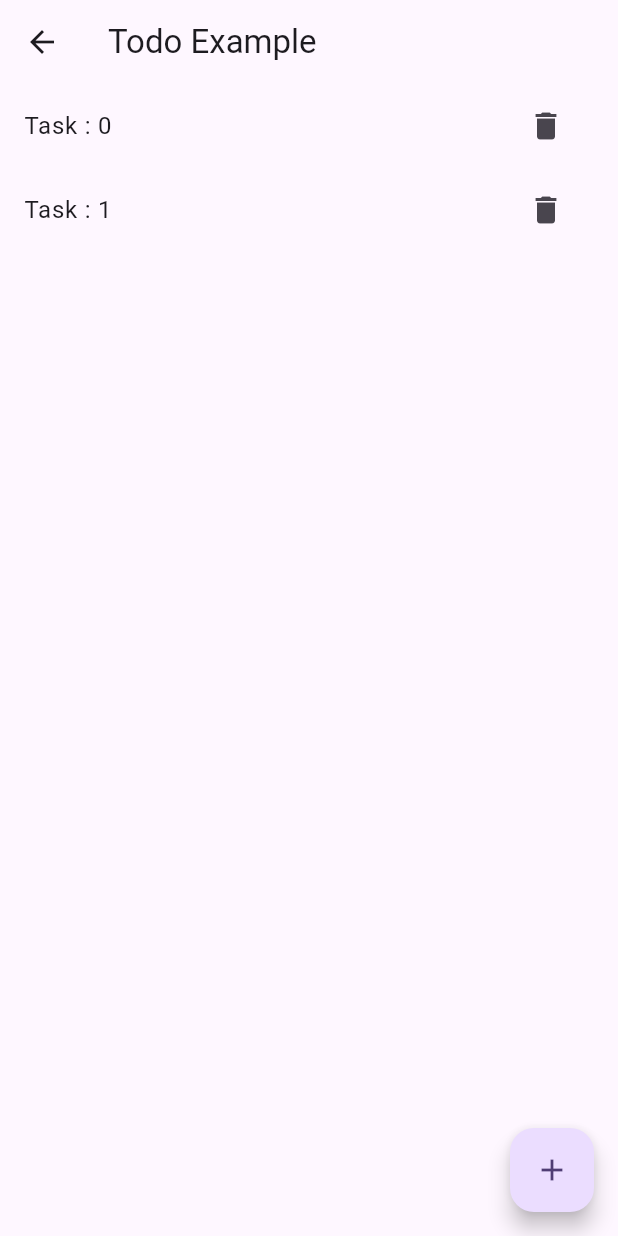
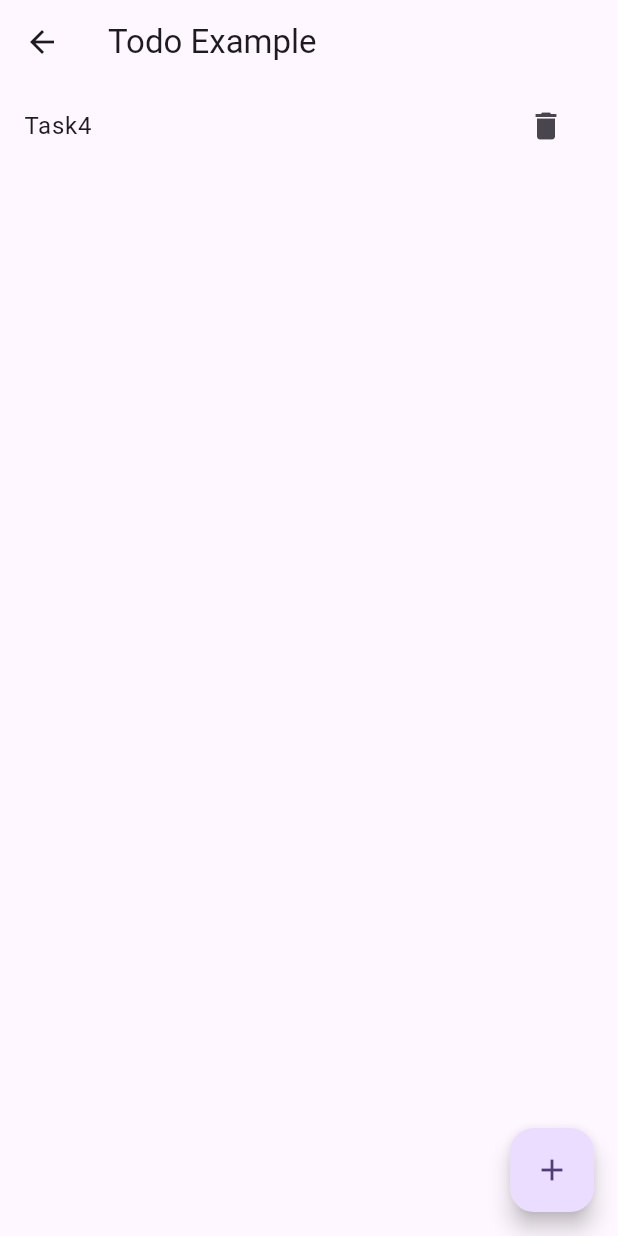
Before and after one commit to Nomankhan65/FlutterBloc, a Flutter app: the TodoScreen screen opened directly, after a tap on the "add" icon, on a phone screen of 412 x 824 dp. Run offline on Flutter 3.47's test engine with Material 3 defaults, Android fonts, the phone set to English and light mode, and no system bars; our stand-ins replace bloc, equatable, flutter_bloc.

Commit message:
fav done

```diff
--- a/lib/bloc/favorite/favorite_block.dart
+++ b/lib/bloc/favorite/favorite_block.dart
@@ -7,16 +7,24 @@ import '../../repository/fav_repo.dart';
 
 class FavoriteBloc extends Bloc<FavoriteEvents,FavoriteStates>{
   FavRepository favRepository;
-  List<FavoriteListModel>  favoriteListModel=[];
+  List<FavoriteListModel>  favoriteList=[];
 
    FavoriteBloc(this.favRepository) :super (const FavoriteStates()){
      on<FetchFavoriteList>(fetchList);
+     on<FavoriteItems>(addRemoveToFav);
 
   }
 
 void fetchList(FetchFavoriteList event,Emitter<FavoriteStates> emit)async{
-     favoriteListModel=await favRepository.fetchList();
-     emit(state.copyWith(favoriteListModel:List.from(favoriteListModel),listStates:ListStates.success));
+     favoriteList=await favRepository.fetchList();
+     emit(state.copyWith(favoriteListModel:List.from(favoriteList),listStates:ListStates.success));
 
 }
+
+  void addRemoveToFav(FavoriteItems event,Emitter<FavoriteStates> emit)async{
+    final index=favoriteList.indexWhere((element) => element.id==event.item.id);
+    favoriteList[index]=event.item;
+    emit(state.copyWith(favoriteListModel:List.from(favoriteList),listStates:ListStates.success));
+    emit(state.copyWith(favoriteListModel:List.from(favoriteList)));
+  }
 }
--- a/lib/bloc/favorite/favorite_events.dart
+++ b/lib/bloc/favorite/favorite_events.dart
@@ -1,4 +1,5 @@
 import 'package:equatable/equatable.dart';
+import 'package:flutterbloc/model/favorite_list_model.dart';
 
 abstract class FavoriteEvents extends Equatable{
 
@@ -11,3 +12,13 @@ abstract class FavoriteEvents extends Equatable{
 
 class FetchFavoriteList extends FavoriteEvents{
 }
+
+
+class FavoriteItems extends FavoriteEvents{
+
+  final FavoriteListModel item;
+  const FavoriteItems({
+    required this.item
+});
+
+}
--- a/lib/bloc/favorite/favorite_states.dart
+++ b/lib/bloc/favorite/favorite_states.dart
@@ -7,23 +7,23 @@ import '../../model/favorite_list_model.dart';
 }
 class FavoriteStates extends Equatable{
 
-  final List<FavoriteListModel> favoriteListModel;
+  final List<FavoriteListModel> favoriteList;
   final ListStates listStates;
 
   const FavoriteStates({
-   this.favoriteListModel=const [],
+   this.favoriteList=const [],
     this.listStates=ListStates.loading,
 });
 
   FavoriteStates copyWith({List<FavoriteListModel>? favoriteListModel,ListStates? listStates}){
    return FavoriteStates(
-      favoriteListModel:favoriteListModel ?? this.favoriteListModel,
+      favoriteList:favoriteListModel ?? favoriteList,
      listStates : listStates ?? this.listStates ,
     );
   }
   @override
   // TODO: implement props
-  List<Object?> get props => [favoriteListModel,listStates];
+  List<Object?> get props => [favoriteList,listStates];
 
 
 }
--- a/lib/repository/fav_repo.dart
+++ b/lib/repository/fav_repo.dart
@@ -5,7 +5,7 @@ class FavRepository{
   Future<List<FavoriteListModel>> fetchList()async{
 
     await Future.delayed(const Duration(seconds:3));
-    return List.of(generateList(10));
+    return List.of(generateList(7));
   }
 
   List<FavoriteListModel> generateList(int length){
--- a/lib/ui/todo_screen.dart
+++ b/lib/ui/todo_screen.dart
@@ -10,12 +10,11 @@ class TodoScreen extends StatelessWidget {
 
   @override
   Widget build(BuildContext context) {
+    print('build');
     return  Scaffold(
       floatingActionButton:FloatingActionButton(onPressed: (){
-        for(int i=0; i<2; i++){
-          context.read<TodoBloc>().add(AddItems(task:'Task : $i'));
-        }
 
+          context.read<TodoBloc>().add(const AddItems(task:'Task4 '));
       },
       child:const Icon(Icons.add),
       ),
@@ -26,10 +25,6 @@ class TodoScreen extends StatelessWidget {
         if(state.todoList.isEmpty){
           return const Center(child:Text('No items found'),);
         }else if(state.todoList.isNotEmpty){
-
-        }else{
-          return const SizedBox();
-        }
           return ListView.builder
             (
               itemCount:state.todoList.length,
@@ -42,6 +37,10 @@ class TodoScreen extends StatelessWidget {
                       , icon: const Icon(Icons.delete)),
                 );
               });
+        }else{
+          return const SizedBox();
+        }
+
       }),
     );
   }
```
Also changed, not shown: lib/ui/favorite_screen.dart (+20 -3 lines). Lines whose indentation alone changed are shown as unchanged.
